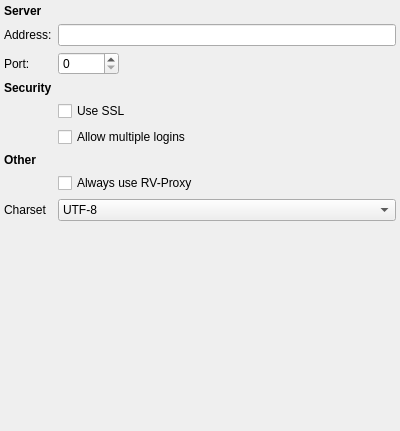
The window that plugins/haze/icq-server-settings-widget.ui (KDE/ktp-accounts-kcm) describes before a commit, drawn with Qt 5.
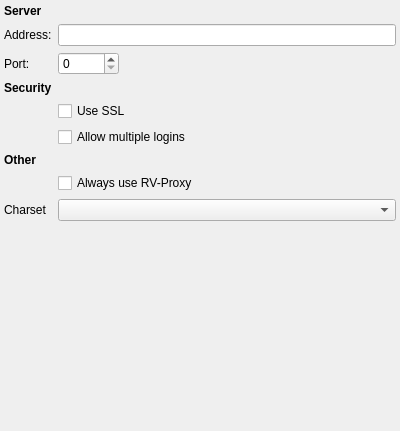
The same window after the commit. Custom widgets are drawn as their Qt base class.

Commit message:
Add configuration for additional charsets in ICQ
FIXED-IN: 0.7.0

What changed in the file:
```diff
--- a/plugins/haze/icq-server-settings-widget.ui
+++ b/plugins/haze/icq-server-settings-widget.ui
@@ -131,11 +131,6 @@
      </item>
      <item row="8" column="1">
       <widget class="KComboBox" name="charsetComboBox">
-       <item>
-        <property name="text">
-         <string>UTF-8</string>
-        </property>
-       </item>
       </widget>
      </item>
     </layout>
```
The commit also changes 2 other files.
